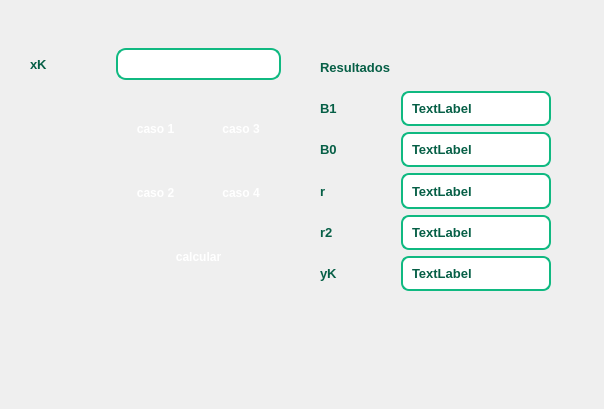
Old version of the form gui/ventana_psp_1.ui in the repository yurandcontreras67-b/yurandArmando.
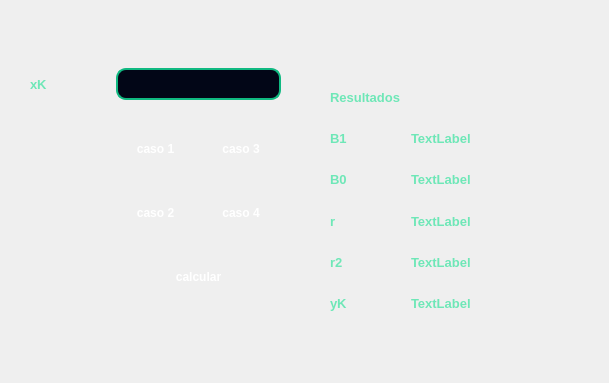
New version of the form.

The edit to the form file:
```diff
--- a/gui/ventana_psp_1.ui
+++ b/gui/ventana_psp_1.ui
@@ -6,60 +6,57 @@
    <rect>
     <x>0</x>
     <y>0</y>
-    <width>604</width>
-    <height>409</height>
+    <width>609</width>
+    <height>383</height>
    </rect>
   </property>
   <property name="windowTitle">
    <string>Ejercicio PSP1</string>
   </property>
   <property name="styleSheet">
-   <string notr="true">QMainWindow {
-background: qlineargradient(
-spread:pad,
-x1:0, y1:0, x2:1, y2:1,
-stop:0 #ecfdf5,
-stop:1 #d1fae5
-);
-}
+   <string notr="true">QDialog {
+            background: qlineargradient(
+                spread:pad,
+                x1:0, y1:0, x2:1, y2:1,
+                stop:0 #022c22,
+                stop:1 #064e3b
+            );
+        }
 
-/* Etiquetas generales */
-QLabel {
-color: #065f46;
-font-size: 13px;
-font-weight: 500;
-}
+        QLabel {
+            color: #6ee7b7;
+            font-size: 13px;
+            font-weight: 500;
+        }
 
-/* Campos de texto */
-QLineEdit {
-background-color: #ffffff;
-border: 2px solid #10b981;
-border-radius: 10px;
-padding: 6px;
-color: #064e3b;
-selection-background-color: #10b981;
-selection-color: black;
-}
+        QLineEdit {
+            background-color: #020617;
+            border: 2px solid #10b981;
+            border-radius: 10px;
+            padding: 6px;
+            color: #d1fae5;
+            selection-background-color: #10b981;
+            selection-color: black;
+        }
 
 QLineEdit:focus {
 border: 2px solid #34d399;
 background-color: #ffffff;
 }
 
-/* Botones */
-QPushButton {
-background: qlineargradient(
-spread:pad,
-x1:0, y1:0, x2:1, y2:0,
-stop:0 #34d399,
-stop:1 #059669
-);
-color: white;
-border-radius: 12px;
-padding: 8px;
-font-weight: bold;
-border: none;
-}
+        QPushButton {
+            background: qlineargradient(
+                spread:pad,
+                x1:0, y1:0, x2:1, y2:0,
+                stop:0 #34d399,
+                stop:1 #059669
+            );
+            color: white;
+            border-radius: 12px;
+            padding: 8px;
+            font-weight: bold;
+            border: none;
+        }
 
 QPushButton:hover {
 background: qlineargradient(
@@ -74,37 +71,22 @@
 background-color: #047857;
 }
 
-/* Labels destacados */
-QLabel#label_B0,
-QLabel#label_B1,
-QLabel#label_r,
-QLabel#label_r2,
-QLabel#label_yk {
-background-color: #ffffff;
-border: 2px solid #10b981;
-border-radius: 8px;
-padding: 6px;
-color: #065f46;
-font-weight: bold;
-font-size: 13px;
-}
-
-/* Hover tipo tarjeta */
-QLabel#label_B0:hover,
-QLabel#label_B1:hover,
-QLabel#label_r:hover,
-QLabel#label_r2:hover,
-QLabel#label_yk:hover {
-border: 2px solid #34d399;
-background-color: #d1fae5;
-}
+        QLabel#LABEL_RESULTADOS {
+            background-color: #020617;
+            border: 2px solid #10b981;
+            border-radius: 8px;
+            padding: 6px;
+            color: #bbf7d0;
+            font-weight: bold;
+            font-size: 13px;
+        }
 </string>
   </property>
   <widget class="QWidget" name="layoutWidget">
    <property name="geometry">
     <rect>
-     <x>320</x>
-     <y>50</y>
+     <x>330</x>
+     <y>80</y>
      <width>231</width>
      <height>241</height>
     </rect>
@@ -235,7 +217,7 @@
    <property name="geometry">
     <rect>
      <x>30</x>
-     <y>20</y>
+     <y>40</y>
      <width>251</width>
      <height>281</height>
     </rect>
```
Left out of the diff: 30 changed lines with no effect on the pictures.
